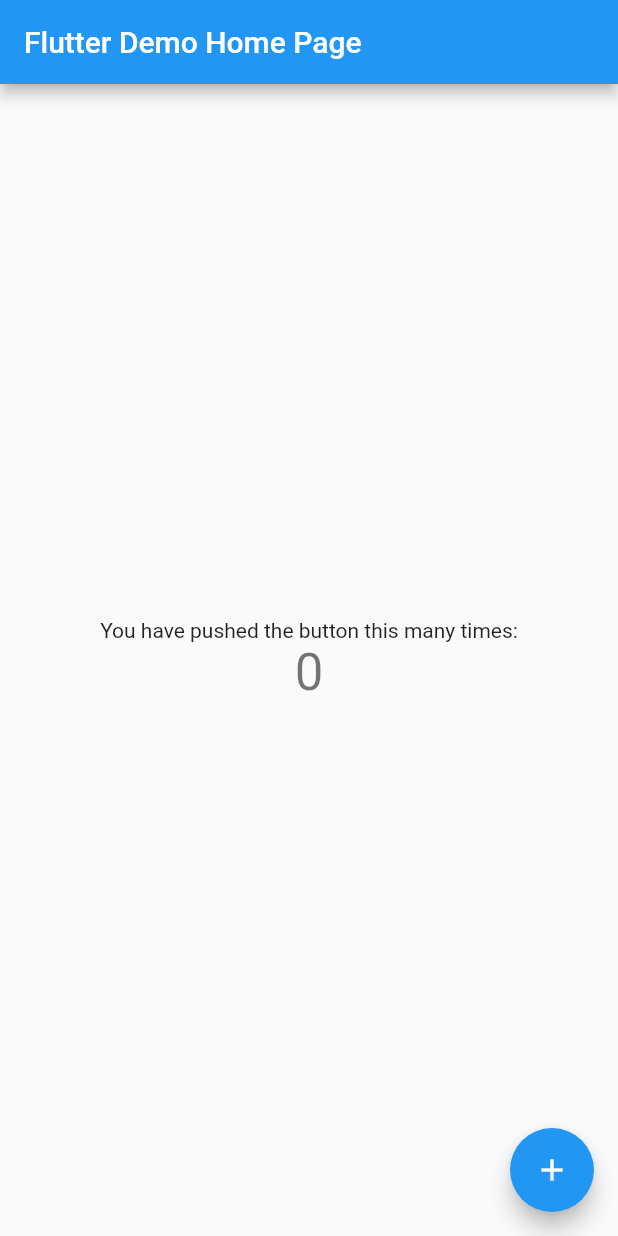
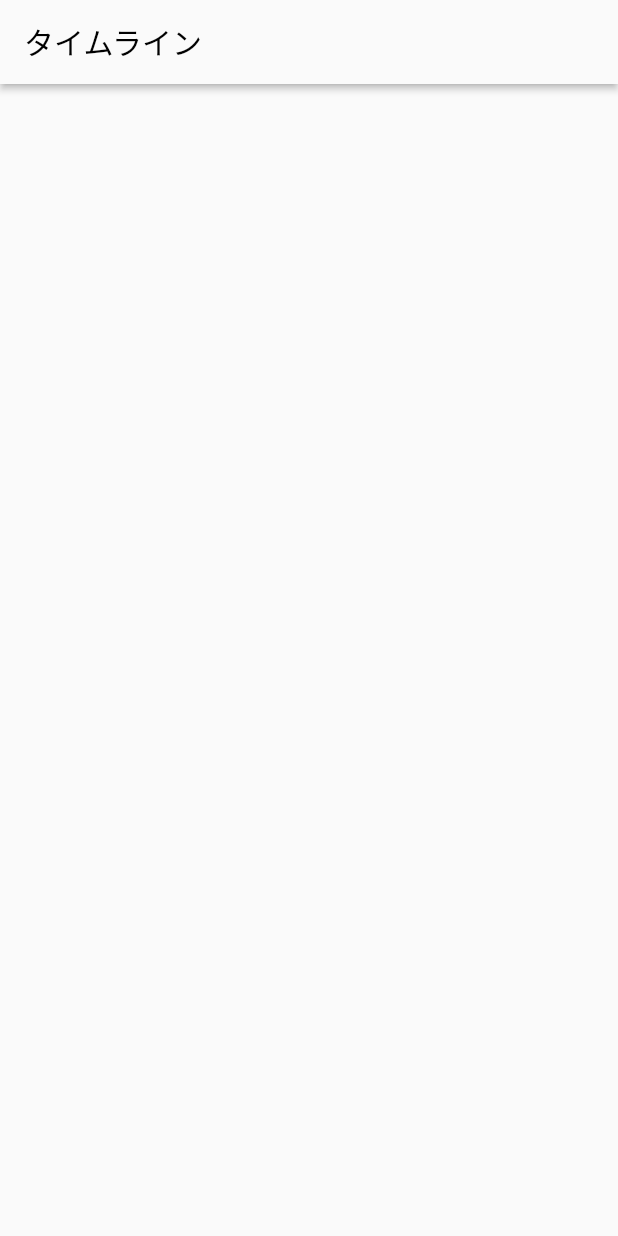
Before and after one commit to Haru-Kobayashi073/SNS_demo_App, a Flutter app: the screen it shows after launch, on a phone screen of 412 x 824 dp. Run offline on Flutter 3.47's test engine with Material 2 defaults, Android fonts, the phone set to English and light mode, and no system bars.

Commit message:
更新(画面遷移)

```diff
--- a/lib/main.dart
+++ b/lib/main.dart
@@ -1,4 +1,5 @@
 import 'package:flutter/material.dart';
+import 'package:twitter_demo_app/view/time_line/time_line_page.dart';
 
 void main() {
   runApp(const MyApp());
@@ -15,59 +16,7 @@
 
         primarySwatch: Colors.blue,
       ),
-      home: const MyHomePage(title: 'Flutter Demo Home Page'),
+      home:TimeLinePage(),
     );
   }
 }
-
-class MyHomePage extends StatefulWidget {
-  const MyHomePage({super.key, required this.title});
-
-  final String title;
-
-  @override
-  State<MyHomePage> createState() => _MyHomePageState();
-}
-
-class _MyHomePageState extends State<MyHomePage> {
-  int _counter = 0;
-
-  void _incrementCounter() {
-    setState(() {
-
-      _counter++;
-    });
-  }
-
-  @override
-  Widget build(BuildContext context) {
-
-    return Scaffold(
-      appBar: AppBar(
-
-        title: Text(widget.title),
-      ),
-      body: Center(
-
-        child: Column(
-
-          mainAxisAlignment: MainAxisAlignment.center,
-          children: <Widget>[
-            const Text(
-              'You have pushed the button this many times:',
-            ),
-            Text(
-              '$_counter',
-              style: Theme.of(context).textTheme.headline4,
-            ),
-          ],
-        ),
-      ),
-      floatingActionButton: FloatingActionButton(
-        onPressed: _incrementCounter,
-        tooltip: 'Increment',
-        child: const Icon(Icons.add),
-      ),
-    );
-  }
-}
--- /dev/null
+++ b/lib/model/account.dart
@@ -0,0 +1,18 @@
+class Account {
+  String id; //ユーザーを特定するためのID
+  String name;
+  String imagePath; //プロフィール画像
+  String selfIntroduction;
+  String userId;
+  DateTime? createdTime;
+  DateTime? updatedTime;
+
+  Account(
+      {this.id = '',
+      this.name = '',
+      this.imagePath = '',
+      this.selfIntroduction = '',
+      this.userId = '',
+      this.createdTime,
+      this.updatedTime});
+}
--- /dev/null
+++ b/lib/model/post.dart
@@ -0,0 +1,12 @@
+class Post {
+  String id;
+  String content;
+  String postAccountId;
+  DateTime? createdTime;
+
+  Post(
+      {this.id = '',
+      this.content = '',
+      this.postAccountId = '',
+      this.createdTime});
+}
--- /dev/null
+++ b/lib/view/account/account_page.dart
@@ -0,0 +1,17 @@
+import 'package:flutter/material.dart';
+
+class AccountPage extends StatefulWidget {
+  const AccountPage({super.key});
+
+  @override
+  State<AccountPage> createState() => _AccountPageState();
+}
+
+class _AccountPageState extends State<AccountPage> {
+  @override
+  Widget build(BuildContext context) {
+    return Scaffold(
+      body: Container(),
+    );
+  }
+}
--- /dev/null
+++ b/lib/view/time_line/time_line_page.dart
@@ -0,0 +1,59 @@
+import 'package:flutter/material.dart';
+import '../../model/account.dart';
+import '../../model/post.dart';
+
+class TimeLinePage extends StatefulWidget {
+  const TimeLinePage({super.key});
+
+  @override
+  State<TimeLinePage> createState() => _TimeLinePageState();
+}
+
+class _TimeLinePageState extends State<TimeLinePage> {
+  Account myAccount = Account(
+    id: '1',
+    name: 'Flutter ラボ',
+    selfIntroduction: 'こんばんは',
+    userId: 'Flutter_Lab',
+    imagePath:
+        'https://assets.st-note.com/production/uploads/images/58075596/profile_7d12166cbb91dd3ff25bbed3898bdd76.png?fit=bounds&format=jpeg&quality=85&width=330',
+    createdTime: DateTime.now(),
+    updatedTime: DateTime.now(),
+  );
+
+  List<Post> postlist = [
+    Post(
+      id: '1',
+      content: '初めまして',
+      postAccountId: '1',
+      createdTime: DateTime.now(),
+    ),
+    Post(
+      id: '2',
+      content: '初めまして2回目',
+      postAccountId: '1',
+      createdTime: DateTime.now(),
+    ),
+  ];
+  @override
+  Widget build(BuildContext context) {
+    return Scaffold(
+      appBar: AppBar(
+        title: Text(
+          'タイムライン',
+          style: TextStyle(color: Colors.black),
+        ),
+        backgroundColor: Theme.of(context).canvasColor,
+        elevation: 2,
+      ),
+      body: Container(),
+    );
+  }
+}
+/*ListView.builder(
+          itemCount: postlist.length,
+          itemBuilder: (context, index) {
+            return Scaffold(
+              body: Container(),
+            );
+          }),*/
```
